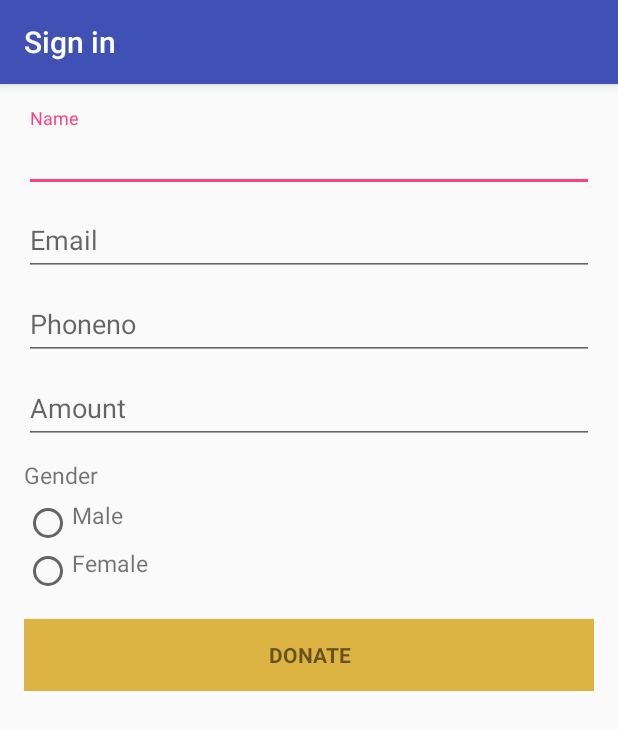
After one commit to Homeboyzandroid/Marathon, an Android app: the Donate screen opened directly, with no data from a screen before it, on a phone screen of 412 x 824 dp. The commit adds this screen. Shown: the top 730 px of the screen. Run offline under Robolectric (Android 15) with nearby library versions, the phone set to English and light mode, and no system bars; 2 statements that could not run were skipped.

Commit message:
typos corrected

```diff
--- /dev/null
+++ b/app/src/main/java/com/beyondzero/loise/marathon/Donate.java
@@ -0,0 +1,340 @@
+package com.beyondzero.loise.marathon;
+
+import android.animation.Animator;
+import android.animation.AnimatorListenerAdapter;
+import android.annotation.TargetApi;
+import android.content.pm.PackageManager;
+import android.support.annotation.NonNull;
+import android.support.design.widget.Snackbar;
+import android.support.v7.app.AppCompatActivity;
+import android.app.LoaderManager.LoaderCallbacks;
+
+import android.content.CursorLoader;
+import android.content.Loader;
+import android.database.Cursor;
+import android.net.Uri;
+import android.os.AsyncTask;
+
+import android.os.Build;
+import android.os.Bundle;
+import android.provider.ContactsContract;
+import android.text.TextUtils;
+import android.view.KeyEvent;
+import android.view.View;
+import android.view.View.OnClickListener;
+import android.view.inputmethod.EditorInfo;
+import android.widget.ArrayAdapter;
+import android.widget.AutoCompleteTextView;
+import android.widget.Button;
+import android.widget.EditText;
+import android.widget.TextView;
+
+import java.util.ArrayList;
+import java.util.List;
+
+import static android.Manifest.permission.READ_CONTACTS;
+
+/**
+ * A login screen that offers login via email/password.
+ */
+public class Donate extends AppCompatActivity implements LoaderCallbacks<Cursor> {
+
+    /**
+     * Id to identity READ_CONTACTS permission request.
+     */
+    private static final int REQUEST_READ_CONTACTS = 0;
+
+    /**
+     * A dummy authentication store containing known user names and passwords.
+     * TODO: remove after connecting to a real authentication system.
+     */
+    private static final String[] DUMMY_CREDENTIALS = new String[]{
+            "foo@example.com:hello", "bar@example.com:world"
+    };
+    /**
+     * Keep track of the login task to ensure we can cancel it if requested.
+     */
+    private UserLoginTask mAuthTask = null;
+
+    // UI references.
+    private AutoCompleteTextView mEmailView;
+    private EditText mPasswordView;
+    private View mProgressView;
+    private View mLoginFormView;
+
+    @Override
+    protected void onCreate(Bundle savedInstanceState) {
+        super.onCreate(savedInstanceState);
+        setContentView(R.layout.activity_donate);
+        // Set up the login form.
+        mEmailView = (AutoCompleteTextView) findViewById(R.id.email);
+        populateAutoComplete();
+
+
+
+
+        Button mEmailSignInButton = (Button) findViewById(R.id.email_sign_in_button);
+        mEmailSignInButton.setOnClickListener(new OnClickListener() {
+            @Override
+            public void onClick(View view) {
+                attemptLogin();
+            }
+        });
+
+        mLoginFormView = findViewById(R.id.login_form);
+        mProgressView = findViewById(R.id.login_progress);
+    }
+
+    private void populateAutoComplete() {
+        if (!mayRequestContacts()) {
+            return;
+        }
+
+        getLoaderManager().initLoader(0, null, this);
+    }
+
+    private boolean mayRequestContacts() {
+        if (Build.VERSION.SDK_INT < Build.VERSION_CODES.M) {
+            return true;
+        }
+        if (checkSelfPermission(READ_CONTACTS) == PackageManager.PERMISSION_GRANTED) {
+            return true;
+        }
+        if (shouldShowRequestPermissionRationale(READ_CONTACTS)) {
+            Snackbar.make(mEmailView, R.string.permission_rationale, Snackbar.LENGTH_INDEFINITE)
+                    .setAction(android.R.string.ok, new View.OnClickListener() {
+                        @Override
+                        @TargetApi(Build.VERSION_CODES.M)
+                        public void onClick(View v) {
+                            requestPermissions(new String[]{READ_CONTACTS}, REQUEST_READ_CONTACTS);
+                        }
+                    });
+        } else {
+            requestPermissions(new String[]{READ_CONTACTS}, REQUEST_READ_CONTACTS);
+        }
+        return false;
+    }
+
+    /**
+     * Callback received when a permissions request has been completed.
+     */
+    @Override
+    public void onRequestPermissionsResult(int requestCode, @NonNull String[] permissions,
+                                           @NonNull int[] grantResults) {
+        if (requestCode == REQUEST_READ_CONTACTS) {
+            if (grantResults.length == 1 && grantResults[0] == PackageManager.PERMISSION_GRANTED) {
+                populateAutoComplete();
+            }
+        }
+    }
+
+
+    /**
+     * Attempts to sign in or register the account specified by the login form.
+     * If there are form errors (invalid email, missing fields, etc.), the
+     * errors are presented and no actual login attempt is made.
+     */
+    private void attemptLogin() {
+        if (mAuthTask != null) {
+            return;
+        }
+
+        // Reset errors.
+        mEmailView.setError(null);
+        mPasswordView.setError(null);
+
+        // Store values at the time of the login attempt.
+        String email = mEmailView.getText().toString();
+        String password = mPasswordView.getText().toString();
+
+        boolean cancel = false;
+        View focusView = null;
+
+        // Check for a valid password, if the user entered one.
+        if (!TextUtils.isEmpty(password) && !isPasswordValid(password)) {
+            mPasswordView.setError(getString(R.string.error_invalid_password));
+            focusView = mPasswordView;
+            cancel = true;
+        }
+
+        // Check for a valid email address.
+        if (TextUtils.isEmpty(email)) {
+            mEmailView.setError(getString(R.string.error_field_required));
+            focusView = mEmailView;
+            cancel = true;
+        } else if (!isEmailValid(email)) {
+            mEmailView.setError(getString(R.string.error_invalid_email));
+            focusView = mEmailView;
+            cancel = true;
+        }
+
+        if (cancel) {
+            // There was an error; don't attempt login and focus the first
+            // form field with an error.
+            focusView.requestFocus();
+        } else {
+            // Show a progress spinner, and kick off a background task to
+            // perform the user login attempt.
+            showProgress(true);
+            mAuthTask = new UserLoginTask(email, password);
+            mAuthTask.execute((Void) null);
+        }
+    }
+
+    private boolean isEmailValid(String email) {
+        //TODO: Replace this with your own logic
+        return email.contains("@");
+    }
+
+    private boolean isPasswordValid(String password) {
+        //TODO: Replace this with your own logic
+        return password.length() > 4;
+    }
+
+    /**
+     * Shows the progress UI and hides the login form.
+     */
+    @TargetApi(Build.VERSION_CODES.HONEYCOMB_MR2)
+    private void showProgress(final boolean show) {
+        // On Honeycomb MR2 we have the ViewPropertyAnimator APIs, which allow
+        // for very easy animations. If available, use these APIs to fade-in
+        // the progress spinner.
+        if (Build.VERSION.SDK_INT >= Build.VERSION_CODES.HONEYCOMB_MR2) {
+            int shortAnimTime = getResources().getInteger(android.R.integer.config_shortAnimTime);
+
+            mLoginFormView.setVisibility(show ? View.GONE : View.VISIBLE);
+            mLoginFormView.animate().setDuration(shortAnimTime).alpha(
+                    show ? 0 : 1).setListener(new AnimatorListenerAdapter() {
+                @Override
+                public void onAnimationEnd(Animator animation) {
+                    mLoginFormView.setVisibility(show ? View.GONE : View.VISIBLE);
+                }
+            });
+
+            mProgressView.setVisibility(show ? View.VISIBLE : View.GONE);
+            mProgressView.animate().setDuration(shortAnimTime).alpha(
+                    show ? 1 : 0).setListener(new AnimatorListenerAdapter() {
+                @Override
+                public void onAnimationEnd(Animator animation) {
+                    mProgressView.setVisibility(show ? View.VISIBLE : View.GONE);
+                }
+            });
+        } else {
+            // The ViewPropertyAnimator APIs are not available, so simply show
+            // and hide the relevant UI components.
+            mProgressView.setVisibility(show ? View.VISIBLE : View.GONE);
+            mLoginFormView.setVisibility(show ? View.GONE : View.VISIBLE);
+        }
+    }
+
+    @Override
+    public Loader<Cursor> onCreateLoader(int i, Bundle bundle) {
+        return new CursorLoader(this,
+                // Retrieve data rows for the device user's 'profile' contact.
+                Uri.withAppendedPath(ContactsContract.Profile.CONTENT_URI,
+                        ContactsContract.Contacts.Data.CONTENT_DIRECTORY), ProfileQuery.PROJECTION,
+
+                // Select only email addresses.
+                ContactsContract.Contacts.Data.MIMETYPE +
+                        " = ?", new String[]{ContactsContract.CommonDataKinds.Email
+                .CONTENT_ITEM_TYPE},
+
+                // Show primary email addresses first. Note that there won't be
+                // a primary email address if the user hasn't specified one.
+                ContactsContract.Contacts.Data.IS_PRIMARY + " DESC");
+    }
+
+    @Override
+    public void onLoadFinished(Loader<Cursor> cursorLoader, Cursor cursor) {
+        List<String> emails = new ArrayList<>();
+        cursor.moveToFirst();
+        while (!cursor.isAfterLast()) {
+            emails.add(cursor.getString(ProfileQuery.ADDRESS));
+            cursor.moveToNext();
+        }
+
+        addEmailsToAutoComplete(emails);
+    }
+
+    @Override
+    public void onLoaderReset(Loader<Cursor> cursorLoader) {
+
+    }
+
+    private interface ProfileQuery {
+        String[] PROJECTION = {
+                ContactsContract.CommonDataKinds.Email.ADDRESS,
+                ContactsContract.CommonDataKinds.Email.IS_PRIMARY,
+        };
+
+        int ADDRESS = 0;
+        int IS_PRIMARY = 1;
+    }
+
+
+    private void addEmailsToAutoComplete(List<String> emailAddressCollection) {
+        //Create adapter to tell the AutoCompleteTextView what to show in its dropdown list.
+        ArrayAdapter<String> adapter =
+                new ArrayAdapter<>(Donate.this,
+                        android.R.layout.simple_dropdown_item_1line, emailAddressCollection);
+
+        mEmailView.setAdapter(adapter);
+    }
+
+    /**
+     * Represents an asynchronous login/registration task used to authenticate
+     * the user.
+     */
+    public class UserLoginTask extends AsyncTask<Void, Void, Boolean> {
+
+        private final String mEmail;
+        private final String mPassword;
+
+        UserLoginTask(String email, String password) {
+            mEmail = email;
+            mPassword = password;
+        }
+
+        @Override
+        protected Boolean doInBackground(Void... params) {
+            // TODO: attempt authentication against a network service.
+
+            try {
+                // Simulate network access.
+                Thread.sleep(2000);
+            } catch (InterruptedException e) {
+                return false;
+            }
+
+            for (String credential : DUMMY_CREDENTIALS) {
+                String[] pieces = credential.split(":");
+                if (pieces[0].equals(mEmail)) {
+                    // Account exists, return true if the password matches.
+                    return pieces[1].equals(mPassword);
+                }
+            }
+
+            // TODO: register the new account here.
+            return true;
+        }
+
+        @Override
+        protected void onPostExecute(final Boolean success) {
+            mAuthTask = null;
+            showProgress(false);
+
+            if (success) {
+                finish();
+            } else {
+                mPasswordView.setError(getString(R.string.error_incorrect_password));
+                mPasswordView.requestFocus();
+            }
+        }
+
+        @Override
+        protected void onCancelled() {
+            mAuthTask = null;
+            showProgress(false);
+        }
+    }
+}
--- a/app/src/main/java/com/beyondzero/loise/marathon/Listen.java
+++ b/app/src/main/java/com/beyondzero/loise/marathon/Listen.java
@@ -39,7 +39,7 @@
         text_shown = (TextView) findViewById(R.id.text_shown);
         play_button.setOnClickListener(this);
         pause_button.setOnClickListener(this);
-        player = MediaPlayer.create(this, R.raw.beyond);
+        player = MediaPlayer.create(this, R.raw.beyondzerodemo);
         seek_bar.setMax(player.getDuration());
 
     }
--- a/app/src/main/res/layout/activity_challenge.xml
+++ b/app/src/main/res/layout/activity_challenge.xml
@@ -26,7 +26,7 @@
                 android:layout_alignParentLeft="true"
                 android:layout_alignParentStart="true"
                 android:layout_alignParentTop="true"
-                android:text="Who is the founder of beyond Zero "
+                android:text="Who is the founder of Beyond Zero "
                 android:textAppearance="?android:attr/textAppearanceMedium" />
 
 
@@ -47,7 +47,7 @@
                     android:layout_alignLeft="@+id/radioButton3"
                     android:layout_below="@+id/radioButton3"
                     android:checked="false"
-                    android:text="Magret Kenyatta" />
+                    android:text="Margaret Kenyatta" />
 
                 <RadioButton
                     android:id="@+id/radioButton2"
--- /dev/null
+++ b/app/src/main/res/layout/activity_donate.xml
@@ -0,0 +1,113 @@
+<LinearLayout xmlns:android="http://schemas.android.com/apk/res/android"
+    xmlns:tools="http://schemas.android.com/tools" android:layout_width="match_parent"
+    android:layout_height="match_parent" android:gravity="center_horizontal"
+    android:orientation="vertical" android:paddingBottom="@dimen/activity_vertical_margin"
+    android:paddingLeft="@dimen/activity_horizontal_margin"
+    android:paddingRight="@dimen/activity_horizontal_margin"
+    android:paddingTop="@dimen/activity_vertical_margin"
+    tools:context="com.beyondzero.loise.marathon.Donate">
+
+    <!-- Login progress -->
+    <ProgressBar android:id="@+id/login_progress" style="?android:attr/progressBarStyleLarge"
+        android:layout_width="wrap_content" android:layout_height="wrap_content"
+        android:layout_marginBottom="8dp" android:visibility="gone" />
+
+    <ScrollView android:id="@+id/login_form" android:layout_width="match_parent"
+        android:layout_height="match_parent">
+
+        <LinearLayout android:id="@+id/email_login_form" android:layout_width="match_parent"
+            android:layout_height="wrap_content" android:orientation="vertical">
+
+            <android.support.design.widget.TextInputLayout android:layout_width="match_parent"
+                android:layout_height="wrap_content">
+                <AutoCompleteTextView android:id="@+id/name" android:layout_width="match_parent"
+                    android:layout_height="wrap_content" android:hint="@string/prompt_password"
+                    android:inputType="textEmailAddress" android:maxLines="1"
+                    android:singleLine="true" />
+
+            </android.support.design.widget.TextInputLayout>
+
+            <android.support.design.widget.TextInputLayout android:layout_width="match_parent"
+                android:layout_height="wrap_content">
+
+
+                <AutoCompleteTextView android:id="@+id/email" android:layout_width="match_parent"
+                    android:layout_height="wrap_content" android:hint="@string/prompt_email"
+                    android:inputType="textEmailAddress" android:maxLines="1"
+                    android:singleLine="true" />
+
+            </android.support.design.widget.TextInputLayout>
+
+            <android.support.design.widget.TextInputLayout android:layout_width="match_parent"
+                android:layout_height="wrap_content">
+
+                <AutoCompleteTextView android:id="@+id/phoneno" android:layout_width="match_parent"
+                    android:layout_height="wrap_content" android:hint="@string/prompt_phone"
+                    android:inputType="textEmailAddress" android:maxLines="1"
+                    android:singleLine="true" />
+
+            </android.support.design.widget.TextInputLayout>
+            <android.support.design.widget.TextInputLayout android:layout_width="match_parent"
+                android:layout_height="wrap_content">
+
+                <AutoCompleteTextView android:id="@+id/Amount" android:layout_width="match_parent"
+                    android:layout_height="wrap_content" android:hint="@string/prompt_amount"
+                    android:inputType="textEmailAddress" android:maxLines="1"
+                    android:singleLine="true" />
+
+            </android.support.design.widget.TextInputLayout>
+            <android.support.design.widget.TextInputLayout
+                android:layout_width="fill_parent"
+                android:layout_height="wrap_content">
+                <TextView
+                    android:layout_width="wrap_content"
+                    android:layout_height="wrap_content"
+                    android:text="Gender"
+                    android:paddingTop="10dp"
+                    android:textSize="15dp"
+                    android:paddingBottom="5dp"/>
+                <RadioGroup
+                    android:layout_height="wrap_content"
+                    android:layout_width="wrap_content">
+                    <RelativeLayout
+                        android:layout_width="fill_parent"
+                        android:layout_height="wrap_content">
+                        <RadioButton
+                        android:layout_width="wrap_content"
+                        android:layout_height="wrap_content"
+                        android:id="@+id/rb1"
+                        />
+                        <TextView
+                            android:layout_width="wrap_content"
+                            android:layout_height="wrap_content"
+                            android:text="Male"
+                            android:textSize="15dp"
+                            android:layout_toRightOf="@+id/rb1" />
+                    </RelativeLayout>
+                    <RelativeLayout
+                        android:layout_width="fill_parent"
+                        android:layout_height="wrap_content">
+                    <RadioButton
+                        android:layout_width="wrap_content"
+                        android:layout_height="wrap_content"
+                        android:id="@+id/rb2"/>
+                        <TextView
+                            android:layout_width="wrap_content"
+                            android:layout_height="wrap_content"
+                            android:text="Female"
+                            android:textSize="15dp"
+                            android:layout_toRightOf="@+id/rb2"/>
+                    </RelativeLayout>
+                </RadioGroup>
+
+
+            </android.support.design.widget.TextInputLayout>
+            <Button android:id="@+id/email_sign_in_button" style="?android:textAppearanceSmall"
+                android:layout_width="match_parent" android:layout_height="wrap_content"
+                android:layout_marginTop="16dp" android:text="@string/action_sign_in"
+                android:textStyle="bold"
+                android:background="#DDB343"/>
+
+        </LinearLayout>
+    </ScrollView>
+</LinearLayout>
--- a/app/src/main/res/layout/activity_listen.xml
+++ b/app/src/main/res/layout/activity_listen.xml
@@ -10,7 +10,7 @@
         android:layout_height="wrap_content"
         android:layout_centerHorizontal="true"
         android:layout_marginTop="120px"
-        android:text=""
+        android:text="Beyond Zero Radio"
         android:textSize="42px" />
 
     <SeekBar
--- a/app/src/main/res/values/strings.xml
+++ b/app/src/main/res/values/strings.xml
@@ -1,7 +1,23 @@
 <resources>
-    <string name="app_name">Marathon</string>
+    <string name="app_name">Beyond Zero</string>
     <string name="title_activity_social">Social</string>
 
     <string name="txt_content">Notice that we have included the onClick handler in the XML, and that we are using styles. A quick reminder: if you are doing serious Android development, and are using neither styles, includes nor fragments to maximize re-usability, you are creating your own hell.</string>
     <string name="title_activity_mombasa">Mombasa</string>
+    <string name="title_activity_donate">Sign in</string>
+
+    <!-- Strings related to login -->
+    <string name="prompt_password">Name</string>
+    <string name="prompt_email">Email</string>
+    <string name="prompt_phone">Phoneno</string>
+    <string name="prompt_amount">Amount</string>
+    <string name="action_sign_in">Donate</string>
+    <string name="action_sign_in_short">Sign in</string>
+    <string name="error_invalid_email">This email address is invalid</string>
+    <string name="error_invalid_password">This password is too short</string>
+    <string name="error_incorrect_password">This password is incorrect</string>
+    <string name="error_field_required">This field is required</string>
+    <string name="permission_rationale">"Contacts permissions are needed for providing email
+        completions."
+    </string>
 </resources>
```
Also changed, not shown: app/src/main/AndroidManifest.xml (+14 -3 lines), app/src/main/java/com/beyondzero/loise/marathon/MainActivity.java (+8 -3 lines), 2 other files.
